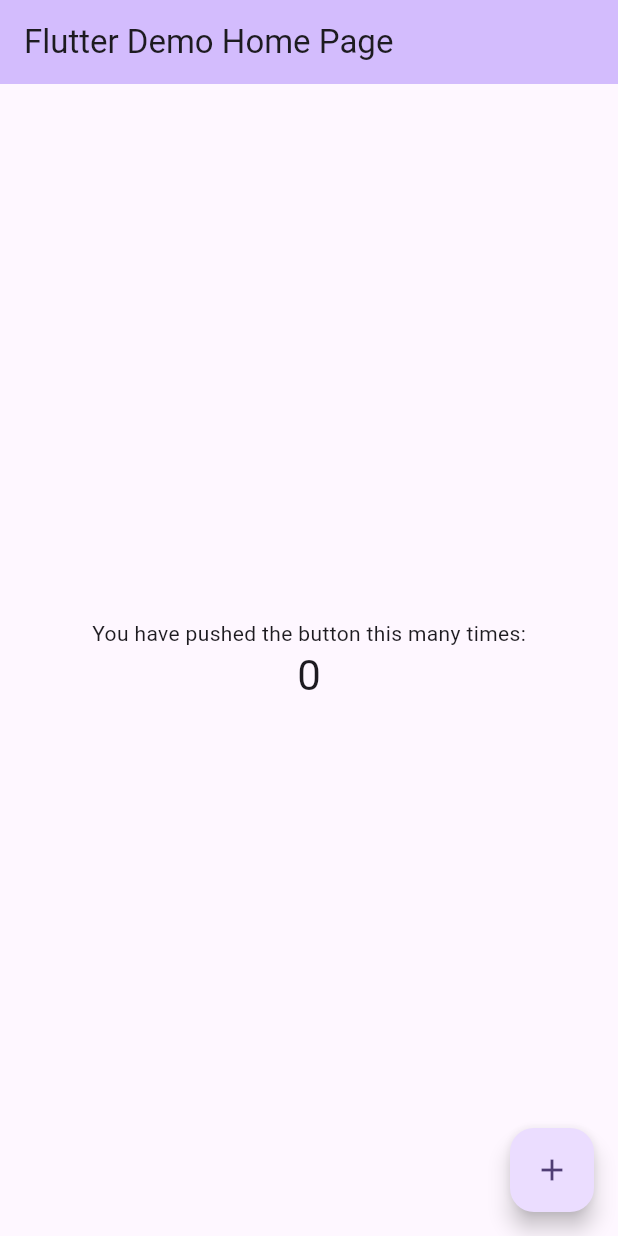
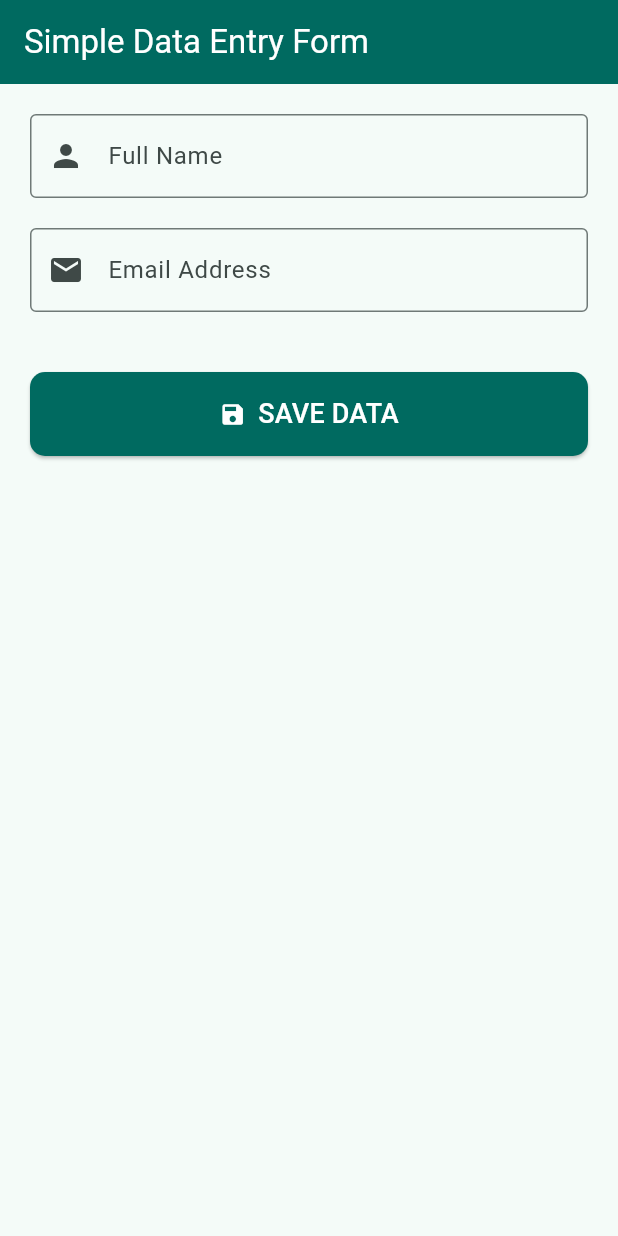
Before and after one commit to karanchandel/demo-desktop-app, a Flutter app: the screen it shows after launch, on a phone screen of 412 x 824 dp. Run offline on Flutter 3.47's test engine with Material 3 defaults, Android fonts, the phone set to English and light mode, and no system bars.

Commit message:
sample form -kk

```diff
--- a/lib/main.dart
+++ b/lib/main.dart
@@ -7,116 +7,152 @@ void main() {
 class MyApp extends StatelessWidget {
   const MyApp({super.key});
 
-  // This widget is the root of your application.
   @override
   Widget build(BuildContext context) {
     return MaterialApp(
-      title: 'Flutter Demo',
+      debugShowCheckedModeBanner: false, // Debug बैनर हटाएँ
+      title: 'Simple Desktop Form App',
       theme: ThemeData(
-        // This is the theme of your application.
-        //
-        // TRY THIS: Try running your application with "flutter run". You'll see
-        // the application has a purple toolbar. Then, without quitting the app,
-        // try changing the seedColor in the colorScheme below to Colors.green
-        // and then invoke "hot reload" (save your changes or press the "hot
-        // reload" button in a Flutter-supported IDE, or press "r" if you used
-        // the command line to start the app).
-        //
-        // Notice that the counter didn't reset back to zero; the application
-        // state is not lost during the reload. To reset the state, use hot
-        // restart instead.
-        //
-        // This works for code too, not just values: Most code changes can be
-        // tested with just a hot reload.
-        colorScheme: ColorScheme.fromSeed(seedColor: Colors.deepPurple),
+        colorScheme: ColorScheme.fromSeed(seedColor: Colors.teal), // थीम को Teal में बदलें
+        useMaterial3: true,
       ),
-      home: const MyHomePage(title: 'Flutter Demo Home Page'),
+      // MyHomePage को SimpleFormScreen से बदलें
+      home: const SimpleFormScreen(),
     );
   }
 }
 
-class MyHomePage extends StatefulWidget {
-  const MyHomePage({super.key, required this.title});
+// ---------------------------------------------
+// 💡 Simple Form Screen (StatefulWidget)
+// ---------------------------------------------
 
-  // This widget is the home page of your application. It is stateful, meaning
-  // that it has a State object (defined below) that contains fields that affect
-  // how it looks.
-
-  // This class is the configuration for the state. It holds the values (in this
-  // case the title) provided by the parent (in this case the App widget) and
-  // used by the build method of the State. Fields in a Widget subclass are
-  // always marked "final".
-
-  final String title;
+class SimpleFormScreen extends StatefulWidget {
+  const SimpleFormScreen({super.key});
 
   @override
-  State<MyHomePage> createState() => _MyHomePageState();
+  State<SimpleFormScreen> createState() => _SimpleFormScreenState();
 }
 
-class _MyHomePageState extends State<MyHomePage> {
-  int _counter = 0;
+class _SimpleFormScreenState extends State<SimpleFormScreen> {
+  // 1. Form को कंट्रोल और वैलिडेट करने के लिए GlobalKey
+  final _formKey = GlobalKey<FormState>();
 
-  void _incrementCounter() {
-    setState(() {
-      // This call to setState tells the Flutter framework that something has
-      // changed in this State, which causes it to rerun the build method below
-      // so that the display can reflect the updated values. If we changed
-      // _counter without calling setState(), then the build method would not be
-      // called again, and so nothing would appear to happen.
-      _counter++;
-    });
+  // 2. Text Input को कंट्रोल करने के लिए Controllers
+  final TextEditingController _nameController = TextEditingController();
+  final TextEditingController _emailController = TextEditingController();
+
+  // 3. Save बटन दबाने पर चलने वाला लॉजिक
+  void _saveData() {
+    // पहले फॉर्म को वैलिडेट करें
+    if (_formKey.currentState!.validate()) {
+      // अगर वैलिडेशन पास हो जाता है
+      String name = _nameController.text;
+      String email = _emailController.text;
+
+      // 💡 यहाँ आपका डेटा सेविंग लॉजिक जाएगा (जैसे डेटाबेस, फ़ाइल, आदि)
+
+      // सक्सेस मैसेज दिखाने के लिए ScaffoldMessenger का उपयोग करें
+      ScaffoldMessenger.of(context).showSnackBar(
+        SnackBar(
+          content: Text('Data Saved! Name: $name, Email: $email'),
+          duration: const Duration(seconds: 3),
+        ),
+      );
+
+      // फ़ॉर्म को रीसेट करें (वैकल्पिक)
+      _nameController.clear();
+      _emailController.clear();
+    }
+  }
+
+  @override
+  void dispose() {
+    // मेमोरी लीक से बचने के लिए Controllers को Dispose करें
+    _nameController.dispose();
+    _emailController.dispose();
+    super.dispose();
   }
 
   @override
   Widget build(BuildContext context) {
-    // This method is rerun every time setState is called, for instance as done
-    // by the _incrementCounter method above.
-    //
-    // The Flutter framework has been optimized to make rerunning build methods
-    // fast, so that you can just rebuild anything that needs updating rather
-    // than having to individually change instances of widgets.
     return Scaffold(
       appBar: AppBar(
-        // TRY THIS: Try changing the color here to a specific color (to
-        // Colors.amber, perhaps?) and trigger a hot reload to see the AppBar
-        // change color while the other colors stay the same.
-        backgroundColor: Theme.of(context).colorScheme.inversePrimary,
-        // Here we take the value from the MyHomePage object that was created by
-        // the App.build method, and use it to set our appbar title.
-        title: Text(widget.title),
+        title: const Text("Simple Data Entry Form"),
+        backgroundColor: Theme.of(context).colorScheme.primary,
+        foregroundColor: Colors.white,
       ),
-      body: Center(
-        // Center is a layout widget. It takes a single child and positions it
-        // in the middle of the parent.
-        child: Column(
-          // Column is also a layout widget. It takes a list of children and
-          // arranges them vertically. By default, it sizes itself to fit its
-          // children horizontally, and tries to be as tall as its parent.
-          //
-          // Column has various properties to control how it sizes itself and
-          // how it positions its children. Here we use mainAxisAlignment to
-          // center the children vertically; the main axis here is the vertical
-          // axis because Columns are vertical (the cross axis would be
-          // horizontal).
-          //
-          // TRY THIS: Invoke "debug painting" (choose the "Toggle Debug Paint"
-          // action in the IDE, or press "p" in the console), to see the
-          // wireframe for each widget.
-          mainAxisAlignment: MainAxisAlignment.center,
-          children: <Widget>[
-            const Text('You have pushed the button this many times:'),
-            Text(
-              '$_counter',
-              style: Theme.of(context).textTheme.headlineMedium,
-            ),
-          ],
+      body: SingleChildScrollView( // अगर विंडो छोटी हो तो स्क्रॉलिंग सक्षम करने के लिए
+        padding: const EdgeInsets.all(20.0),
+        child: Form(
+          key: _formKey, // फॉर्म की को सेट करें
+          child: Column(
+            crossAxisAlignment: CrossAxisAlignment.stretch,
+            children: <Widget>[
+
+              // --- A. Name Field ---
+              TextFormField(
+                controller: _nameController,
+                decoration: const InputDecoration(
+                  labelText: 'Full Name',
+                  hintText: 'Enter your name',
+                  border: OutlineInputBorder(),
+                  prefixIcon: Icon(Icons.person),
+                ),
+                // वैलिडेशन: फील्ड खाली नहीं होनी चाहिए
+                validator: (value) {
+                  if (value == null || value.isEmpty) {
+                    return 'Please enter your name.';
+                  }
+                  return null;
+                },
+              ),
+              const SizedBox(height: 20),
+
+              // --- B. Email Field ---
+              TextFormField(
+                controller: _emailController,
+                keyboardType: TextInputType.emailAddress,
+                decoration: const InputDecoration(
+                  labelText: 'Email Address',
+                  hintText: 'Enter a valid email',
+                  border: OutlineInputBorder(),
+                  prefixIcon: Icon(Icons.email),
+                ),
+                // वैलिडेशन: ईमेल फॉर्मेट चेक करें
+                validator: (value) {
+                  if (value == null || value.isEmpty) {
+                    return 'Please enter your email.';
+                  }
+                  if (!value.contains('@') || !value.contains('.')) {
+                    return 'Please enter a valid email address.';
+                  }
+                  return null;
+                },
+              ),
+              const SizedBox(height: 40),
+
+              // --- C. Save Button ---
+              ElevatedButton.icon(
+                onPressed: _saveData, // Save लॉजिक कॉल करें
+                icon: const Icon(Icons.save),
+                label: const Text(
+                  'SAVE DATA',
+                  style: TextStyle(fontSize: 18),
+                ),
+                style: ElevatedButton.styleFrom(
+                  padding: const EdgeInsets.symmetric(vertical: 15),
+                  backgroundColor: Theme.of(context).colorScheme.primary, // थीम कलर का उपयोग
+                  foregroundColor: Colors.white,
+                  shape: RoundedRectangleBorder(
+                    borderRadius: BorderRadius.circular(10),
+                  ),
+                ),
+              ),
+            ],
+          ),
         ),
       ),
-      floatingActionButton: FloatingActionButton(
-        onPressed: _incrementCounter,
-        tooltip: 'Increment',
-        child: const Icon(Icons.add),
-      ), // This trailing comma makes auto-formatting nicer for build methods.
+      // FloatingActionButton हटा दिया गया है
     );
   }
 }
```
